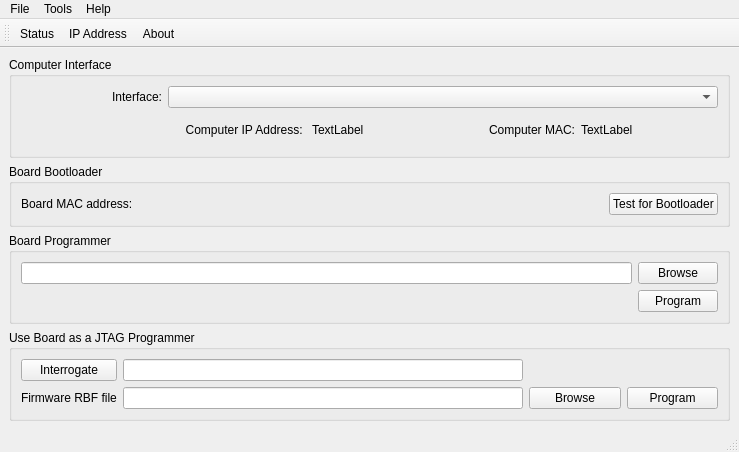
TAPR/OpenHPSDR-SVN, file KV0S/hpsdr-programmers/HPSDRBootloader/mainwindow.ui: the form before one commit.
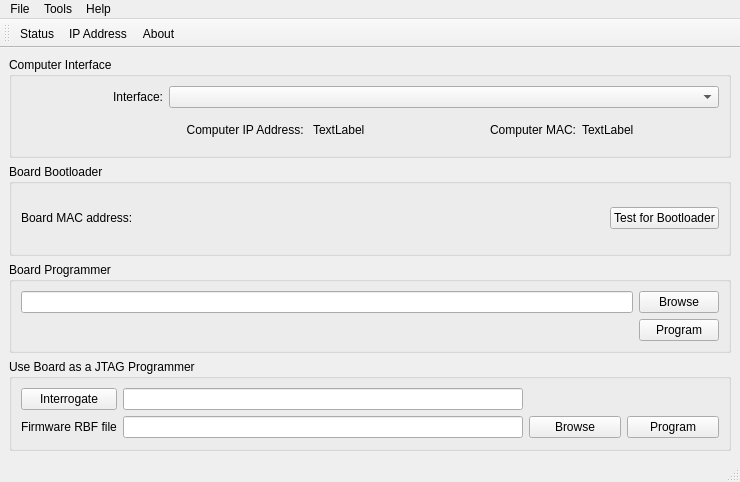
The form after the commit. Icons and pictures are not drawn.

Commit message: Change to allow EU Jtag

What changed in the file:
```diff
--- a/KV0S/hpsdr-programmers/HPSDRBootloader/mainwindow.ui
+++ b/KV0S/hpsdr-programmers/HPSDRBootloader/mainwindow.ui
@@ -6,8 +6,8 @@
    <rect>
     <x>0</x>
     <y>0</y>
-    <width>739</width>
-    <height>438</height>
+    <width>740</width>
+    <height>482</height>
    </rect>
   </property>
   <property name="windowTitle">
@@ -212,32 +212,6 @@
            </property>
           </widget>
          </item>
-         <item row="0" column="2">
-          <spacer name="horizontalSpacer_5">
-           <property name="orientation">
-            <enum>Qt::Horizontal</enum>
-           </property>
-           <property name="sizeHint" stdset="0">
-            <size>
-             <width>40</width>
-             <height>20</height>
-            </size>
-           </property>
-          </spacer>
-         </item>
-         <item row="0" column="3">
-          <spacer name="horizontalSpacer_7">
-           <property name="orientation">
-            <enum>Qt::Horizontal</enum>
-           </property>
-           <property name="sizeHint" stdset="0">
-            <size>
-             <width>40</width>
-             <height>20</height>
-            </size>
-           </property>
-          </spacer>
-         </item>
          <item row="1" column="2">
           <widget class="QPushButton" name="firmwareButton">
            <property name="toolTip">
@@ -278,6 +252,32 @@
            </property>
           </widget>
          </item>
+         <item row="0" column="2">
+          <spacer name="horizontalSpacer_3">
+           <property name="orientation">
+            <enum>Qt::Horizontal</enum>
+           </property>
+           <property name="sizeHint" stdset="0">
+            <size>
+             <width>40</width>
+             <height>20</height>
+            </size>
+           </property>
+          </spacer>
+         </item>
+         <item row="0" column="3">
+          <spacer name="horizontalSpacer_5">
+           <property name="orientation">
+            <enum>Qt::Horizontal</enum>
+           </property>
+           <property name="sizeHint" stdset="0">
+            <size>
+             <width>40</width>
+             <height>20</height>
+            </size>
+           </property>
+          </spacer>
+         </item>
         </layout>
        </item>
       </layout>
@@ -344,8 +344,8 @@
     <rect>
      <x>0</x>
      <y>0</y>
-     <width>739</width>
-     <height>18</height>
+     <width>740</width>
+     <height>20</height>
     </rect>
    </property>
    <widget class="QMenu" name="menuFile">
```
The commit also changes 2 other files.
